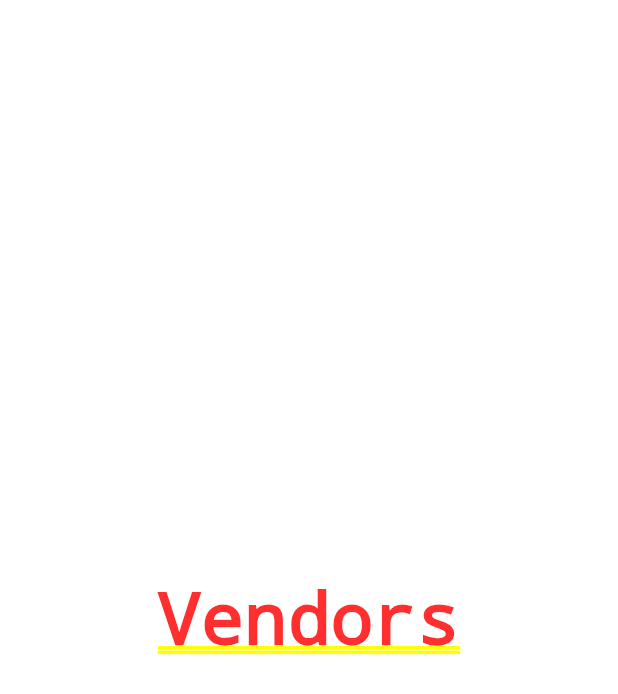
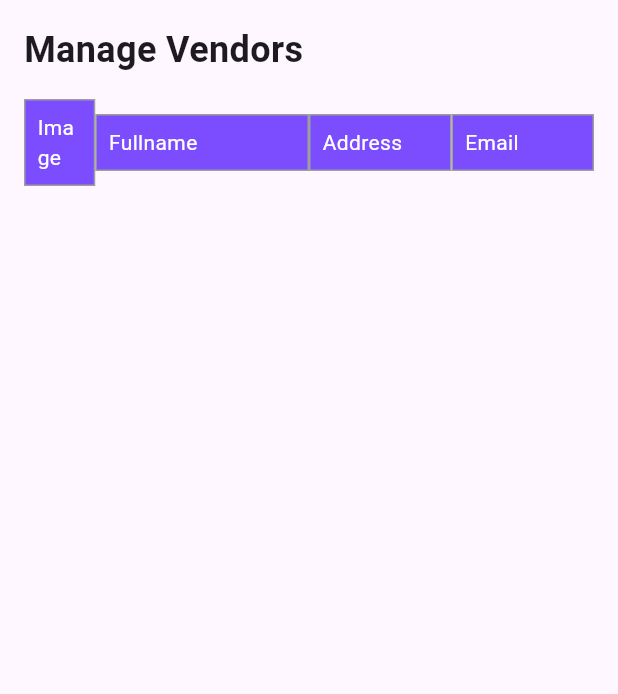
Before and after one commit to theplayernumberzero/Flutter_Multi_Store_App, a Flutter app: the screen it shows after launch, on a phone screen of 412 x 824 dp. Shown: the top 694 px of the screen. Run offline on Flutter 3.47's test engine with Material 3 defaults, Android fonts, the phone set to English and light mode, and no system bars; our stand-ins replace badges, cached_network_image, cloud_firestore, file_picker, firebase_auth, firebase_core and 7 more; missing offline and left inert: flutter_admin_scaffold; accounts and stored records are empty.

Commit message:
Display buyer and vendors info on admin panel

```diff
--- a/app_web/lib/views/side_bar_screens/vendors_screen.dart
+++ b/app_web/lib/views/side_bar_screens/vendors_screen.dart
@@ -1,3 +1,4 @@
+import 'package:app_web/views/side_bar_screens/widgets/vendor_list_widget.dart';
 import 'package:flutter/material.dart';
 
 class VendorsScreen extends StatelessWidget {
@@ -6,6 +7,51 @@ class VendorsScreen extends StatelessWidget {
 
   @override
   Widget build(BuildContext context) {
-    return Center(child: Text("Vendors"));
+    Widget rowHeader(int flex, String text) {
+      return Expanded(
+        flex: flex,
+        child: Container(
+          decoration: BoxDecoration(
+            border: Border.all(color: Colors.grey),
+            color: Colors.deepPurpleAccent,
+          ),
+          child: Padding(
+            padding: const EdgeInsets.all(8.0),
+            child: Text(
+              text,
+              style: TextStyle(color: Colors.white, fontSize: 14),
+            ),
+          ),
+        ),
+      );
+    }
+
+    return Scaffold(
+      body: Padding(
+        padding: const EdgeInsets.all(16.0),
+        child: Column(
+          crossAxisAlignment: CrossAxisAlignment.start,
+          children: [
+            Container(
+              alignment: Alignment.topLeft,
+              child: Text(
+                "Manage Vendors",
+                style: TextStyle(fontSize: 24, fontWeight: FontWeight.bold),
+              ),
+            ),
+            SizedBox(height: 16),
+            Row(
+              children: [
+                rowHeader(1, "Image"),
+                rowHeader(3, "Fullname"),
+                rowHeader(2, "Address"),
+                rowHeader(2, "Email"),
+              ],
+            ),
+            VendorListWidget(),
+          ],
+        ),
+      ),
+    );
   }
 }
```
Also changed, not shown: app_web/lib/views/side_bar_screens/buyers_screen.dart (+47 -1 lines), app_web/lib/views/side_bar_screens/widgets/buyer_list_widget.dart (added, +72 -0 lines), app_web/lib/views/side_bar_screens/widgets/vendor_list_widget.dart (added, +72 -0 lines).
